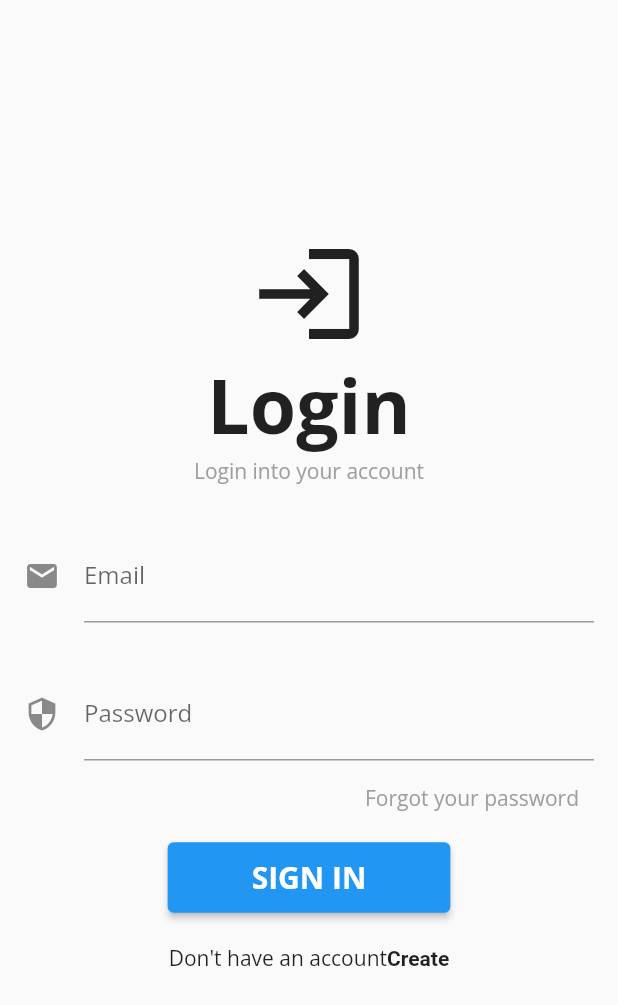
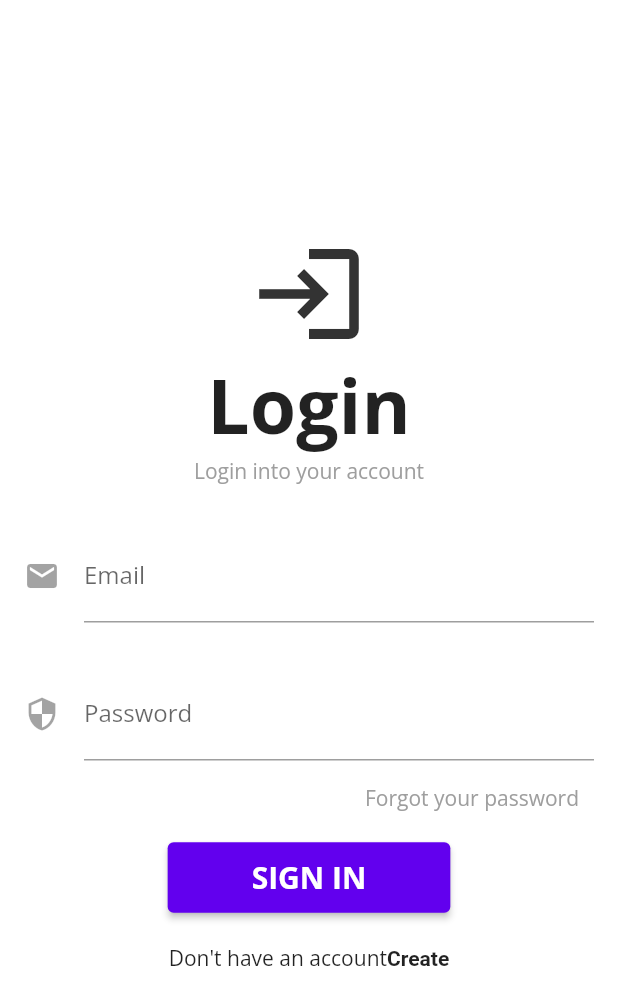
Before and after one commit to juzuli/ContactApp, a Flutter app: the screen it shows after launch, on a phone screen of 412 x 824 dp. Shown: the top 1005 px of the screen. Run offline on Flutter 3.47's test engine with Material 2 defaults, Android fonts, the phone set to English and light mode, and no system bars; our stand-ins replace bloc, camera, equatable, firebase_auth, firebase_core, flutter_bloc and 3 more; accounts and stored records are empty.

Commit message:
theme provider implemented darkk &light theme

```diff
--- a/lib/main.dart
+++ b/lib/main.dart
@@ -3,10 +3,16 @@ import 'package:contact_app/src/app.dart';
 import 'package:contact_app/src/pages/camera_screen.dart';
 import 'package:firebase_core/firebase_core.dart';
 import 'package:flutter/material.dart';
+import 'package:flutter/services.dart';
 
 Future<void> main() async {
   WidgetsFlutterBinding.ensureInitialized();
   camera=await availableCameras();
   await Firebase.initializeApp();
+  await SystemChrome.setPreferredOrientations([
+    DeviceOrientation.portraitUp,
+    DeviceOrientation.portraitDown,
+  ]);
+
   runApp(const MyApp());
 }
--- a/lib/src/app.dart
+++ b/lib/src/app.dart
@@ -1,25 +1,31 @@
 import 'package:contact_app/src/bloc/authentication/authentication_cubit.dart';
 import 'package:contact_app/src/bloc/authentication/authentication_repository.dart';
+import 'package:contact_app/src/provider/theme_provider.dart';
 import 'package:flutter/material.dart';
 import 'package:flutter_bloc/flutter_bloc.dart';
+import 'package:provider/provider.dart';
 import 'pages/login_page.dart';
 
 class MyApp extends StatelessWidget {
+  static const String title = 'Light & Dark Theme';
+
   const MyApp({Key? key}) : super(key: key);
+  @override
+  Widget build(BuildContext context) => ChangeNotifierProvider(
+      create: (context) => ThemeProvider(),
+      builder: (context, _) {
+        final themeProvider = Provider.of<ThemeProvider>(context);
 
-  @override
-  Widget build(BuildContext context) {
         return BlocProvider(
           create: (context) => AuthenticationCubit(AuthRepository()),
           child: MaterialApp(
             debugShowCheckedModeBanner: false,
             title: 'Contact App',
-        theme: ThemeData(
-          fontFamily: 'OpenSans',
-          primarySwatch: Colors.blue,
-        ),
+            themeMode: themeProvider.themeMode,
+            theme: MyThemes.lightTheme,
+            darkTheme: MyThemes.darkTheme,
             home: const LoginPage(),
           ),
         );
+      });
 }
-}
--- a/lib/src/pages/individual_chat_page.dart
+++ b/lib/src/pages/individual_chat_page.dart
@@ -130,7 +130,7 @@ class _IndividualChatPageState extends State<IndividualChatPage> {
                   height: MediaQuery.of(context).size.height-180,
                   child: ListView(
                     shrinkWrap: true,
-                    children: [
+                    children: const [
                       OwnMessageCard(),
                       ReplyCard(),
                       OwnMessageCard(),
--- /dev/null
+++ b/lib/src/provider/theme_provider.dart
@@ -0,0 +1,39 @@
+import 'package:flutter/material.dart';
+import 'package:flutter/scheduler.dart';
+
+class ThemeProvider extends ChangeNotifier {
+  ThemeMode themeMode = ThemeMode.system;
+
+  bool get isDarkMode {
+    if (themeMode == ThemeMode.system) {
+      final brightness = SchedulerBinding.instance!.window.platformBrightness;
+      return brightness == Brightness.dark;
+    } else {
+      return themeMode == ThemeMode.dark;
+    }
+  }
+
+  void toggleTheme(bool isOn) {
+    themeMode = isOn ? ThemeMode.dark : ThemeMode.light;
+    notifyListeners();
+  }
+}
+
+class MyThemes {
+  static final darkTheme = ThemeData(
+    scaffoldBackgroundColor: Colors.grey.shade900,
+    primaryColor: Colors.black,
+    colorScheme: const ColorScheme.dark(),
+    iconTheme: const IconThemeData(color: Colors.white, opacity: 0.8),
+    fontFamily: 'OpenSans',
+  );
+
+  static final lightTheme = ThemeData(
+    scaffoldBackgroundColor: Colors.white,
+    primaryColor: Colors.white,
+    colorScheme: const ColorScheme.light(),
+    iconTheme: const IconThemeData(color: Colors.black, opacity: 0.8),
+    fontFamily: 'OpenSans',
+
+  );
+}
--- a/pubspec.yaml
+++ b/pubspec.yaml
@@ -34,8 +34,9 @@ dependencies:
   firebase_auth: ^3.3.7
   firebase_core: ^1.12.0
   camera: ^0.9.6
-  path_provider: 2.0.10
-  path: 1.8.1
+  path_provider: ^2.0.10
+  path: ^1.8.0
+  provider: ^6.0.0
 
   logger: ^1.1.0
   flutter:
```
Also changed, not shown: lib/src/custom_ui/own_message_card.dart (+4 -4 lines), lib/src/pages/camera_view.dart (+6 -6 lines), lib/src/widget/change_theme_button.dart (added, +20 -0 lines), pubspec.lock, 1 other file. Lines whose indentation alone changed are shown as unchanged.
